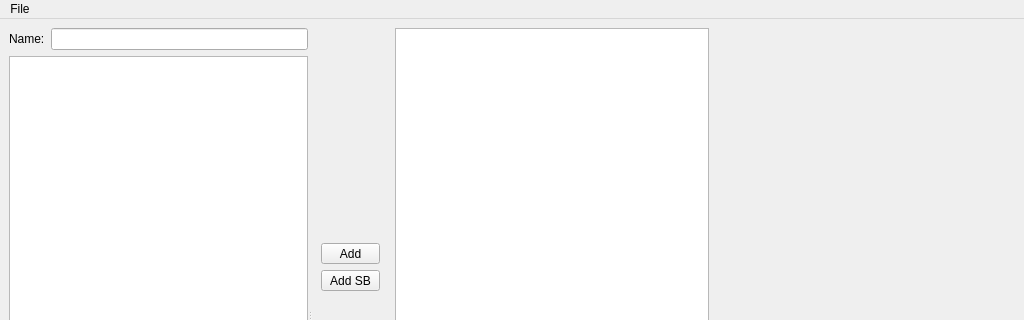
Above: src/core/gui/mainwindow.ui from ABBAPOH/ccgo before the change; both pictures show x 0 to 1024 and y 0 to 320 of the 1024 by 640 pixel window. Below: the same form after it.
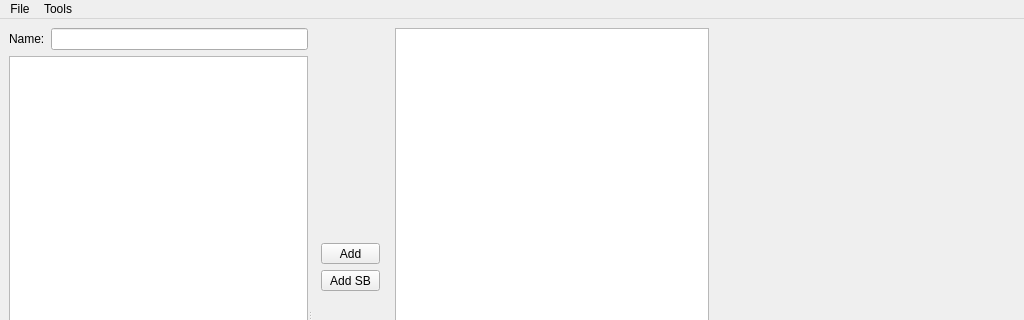
That is the form after the change. Icons and pictures are not drawn. Custom widgets are drawn as their Qt base class.

```diff
--- a/src/core/gui/mainwindow.ui
+++ b/src/core/gui/mainwindow.ui
@@ -235,7 +235,14 @@
     <addaction name="separator"/>
     <addaction name="actionClose"/>
    </widget>
+   <widget class="QMenu" name="menuTools">
+    <property name="title">
+     <string>Tools</string>
+    </property>
+    <addaction name="actionAdd_Set"/>
+   </widget>
    <addaction name="menuFile"/>
+   <addaction name="menuTools"/>
   </widget>
   <widget class="QStatusBar" name="statusbar"/>
   <action name="actionSave_Deck">
```
Left out of the diff: 5 changed lines with no effect on the pictures.
